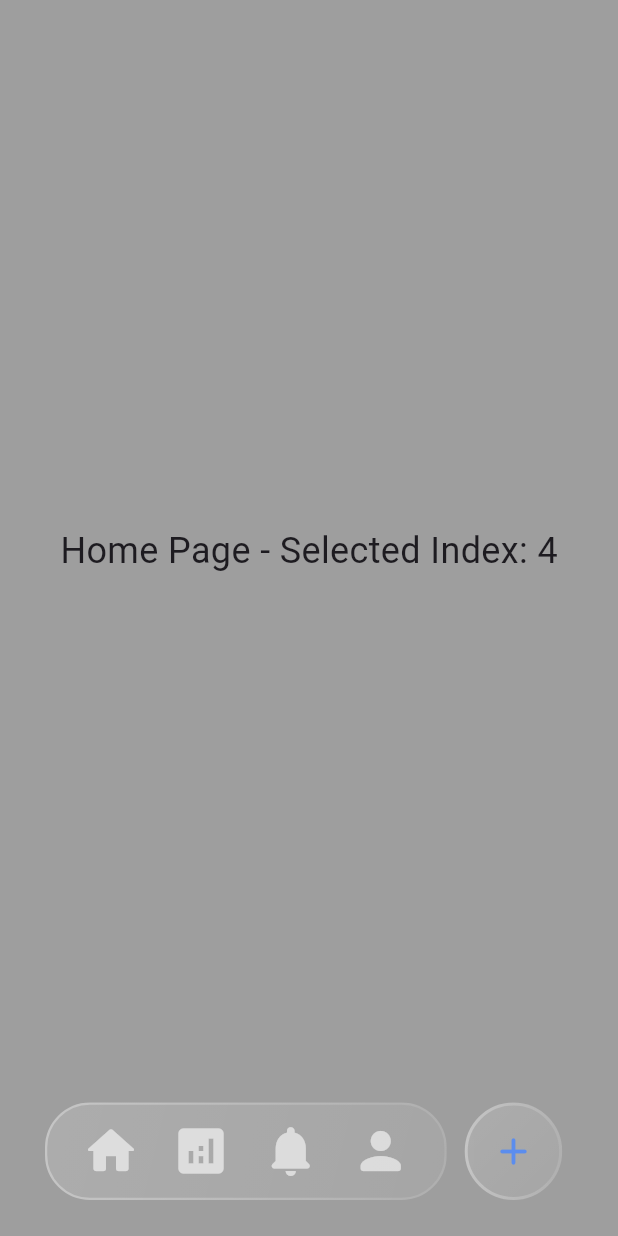
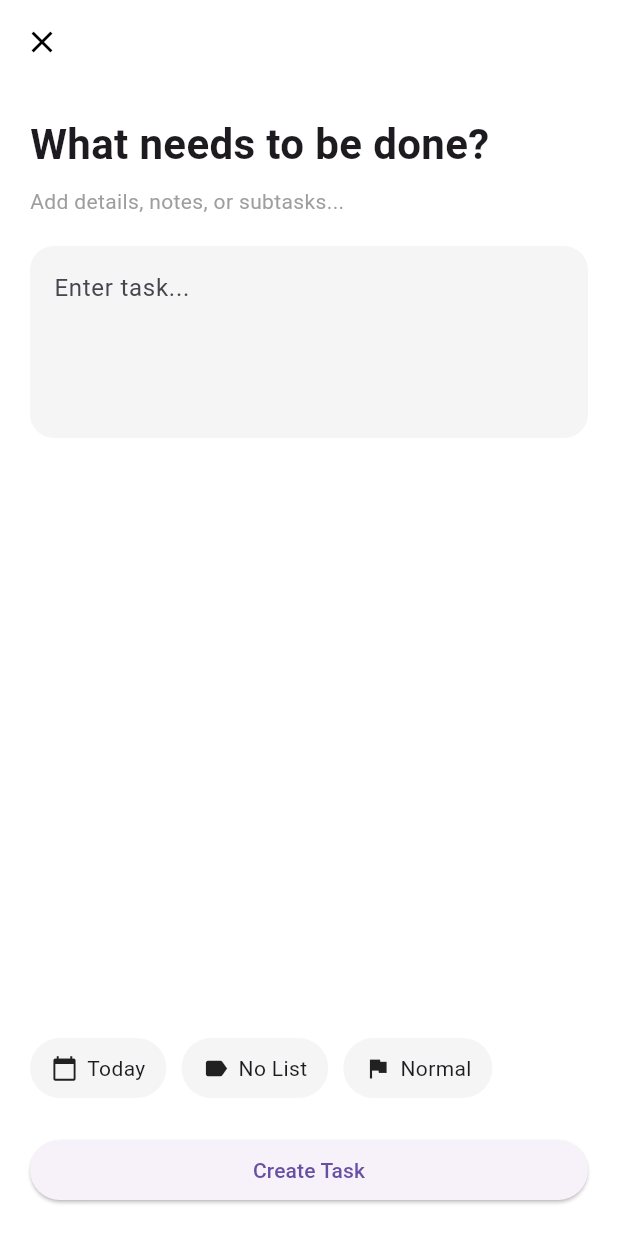
Before and after one commit to rustyonkeys/checkList, a Flutter app: the screen it shows after launch, item 5 of the bottom bar chosen, on a phone screen of 412 x 824 dp. Run offline on Flutter 3.47's test engine with Material 3 defaults, Android fonts, the light colour scheme and no system bars; drawn by our look-alikes of glassmorphism.

Commit message:
added a new to add newtask

```diff
--- a/lib/main.dart
+++ b/lib/main.dart
@@ -12,7 +12,7 @@ class MyApp extends StatelessWidget {
   Widget build(BuildContext context) {
     return MaterialApp(
       debugShowCheckedModeBanner: true,
-      home: HomePage(),
+      home: const HomePage(),
     );
   }
 }
--- /dev/null
+++ b/lib/pages/addtaskpage.dart
@@ -0,0 +1,93 @@
+import 'package:flutter/material.dart';
+
+class AddTaskPage extends StatelessWidget {
+  const AddTaskPage({super.key});
+
+  @override
+  Widget build(BuildContext context) {
+    return Scaffold(
+      backgroundColor: Colors.white,
+      appBar: AppBar(
+        backgroundColor: Colors.transparent,
+        elevation: 0,
+        leading: IconButton(
+          icon: const Icon(Icons.close, color: Colors.black),
+          onPressed: () {
+            if (Navigator.canPop(context)) {
+              Navigator.pop(context);
+            }
+          },
+        ),
+      ),
+      body: Padding(
+        padding: const EdgeInsets.all(20),
+        child: Column(
+          crossAxisAlignment: CrossAxisAlignment.start,
+          children: [
+            const Text(
+              "What needs to be done?",
+              style: TextStyle(fontSize: 28, fontWeight: FontWeight.bold),
+            ),
+            const SizedBox(height: 8),
+            const Text(
+              "Add details, notes, or subtasks...",
+              style: TextStyle(color: Colors.grey),
+            ),
+            const SizedBox(height: 20),
+            TextField(
+              maxLines: 4,
+              decoration: InputDecoration(
+                hintText: "Enter task...",
+                filled: true,
+                fillColor: Colors.grey[100],
+                border: OutlineInputBorder(
+                  borderRadius: BorderRadius.circular(16),
+                  borderSide: BorderSide.none,
+                ),
+              ),
+            ),
+            const Spacer(),
+            Row(
+              children: [
+                _pill(Icons.calendar_today, "Today"),
+                const SizedBox(width: 10),
+                _pill(Icons.label, "No List"),
+                const SizedBox(width: 10),
+                _pill(Icons.flag, "Normal"),
+              ],
+            ),
+            const SizedBox(height: 24),
+            SizedBox(
+              width: double.infinity,
+              child: ElevatedButton(
+                onPressed: () {
+                  if (Navigator.canPop(context)) {
+                    Navigator.pop(context);
+                  }
+                },
+                child: const Text("Create Task"),
+              ),
+            ),
+          ],
+        ),
+      ),
+    );
+  }
+
+  Widget _pill(IconData icon, String text) {
+    return Container(
+      padding: const EdgeInsets.symmetric(horizontal: 14, vertical: 10),
+      decoration: BoxDecoration(
+        color: Colors.grey[100],
+        borderRadius: BorderRadius.circular(30),
+      ),
+      child: Row(
+        children: [
+          Icon(icon, size: 18),
+          const SizedBox(width: 6),
+          Text(text),
+        ],
+      ),
+    );
+  }
+}
--- a/lib/pages/homepage.dart
+++ b/lib/pages/homepage.dart
@@ -1,3 +1,4 @@
+import 'package:checklist/pages/addtaskpage.dart';
 import 'package:checklist/util/navbar.dart';
 import 'package:flutter/material.dart';
 
@@ -12,22 +13,34 @@ class _HomePageState extends State<HomePage> {
   int _selectedIndex = 0;
 
   void _onTabSelected(int index) {
+    if (index == 4) {
+      Navigator.of(context, rootNavigator: true).push(
+        MaterialPageRoute(
+          builder: (context) => const AddTaskPage(),
+        ),
+      );
+      return;
+    }
+
     setState(() {
       _selectedIndex = index;
     });
   }
+
   @override
   Widget build(BuildContext context) {
     return Scaffold(
       backgroundColor: Colors.grey,
       body: Center(
-        child: Text("Home Page - Selected Index: $_selectedIndex",
-          style: TextStyle(fontSize: 24),
+        child: Text(
+          "Home Page - Selected Index: $_selectedIndex",
+          style: const TextStyle(fontSize: 24),
         ),
-    ),
-        bottomNavigationBar: LiquidGlassNavbar(
-            selectedIndex: _selectedIndex,
-            onTabSelected: _onTabSelected)
-      );
+      ),
+      bottomNavigationBar: LiquidGlassNavbar(
+        selectedIndex: _selectedIndex,
+        onTabSelected: _onTabSelected,
+      ),
+    );
   }
 }
```
